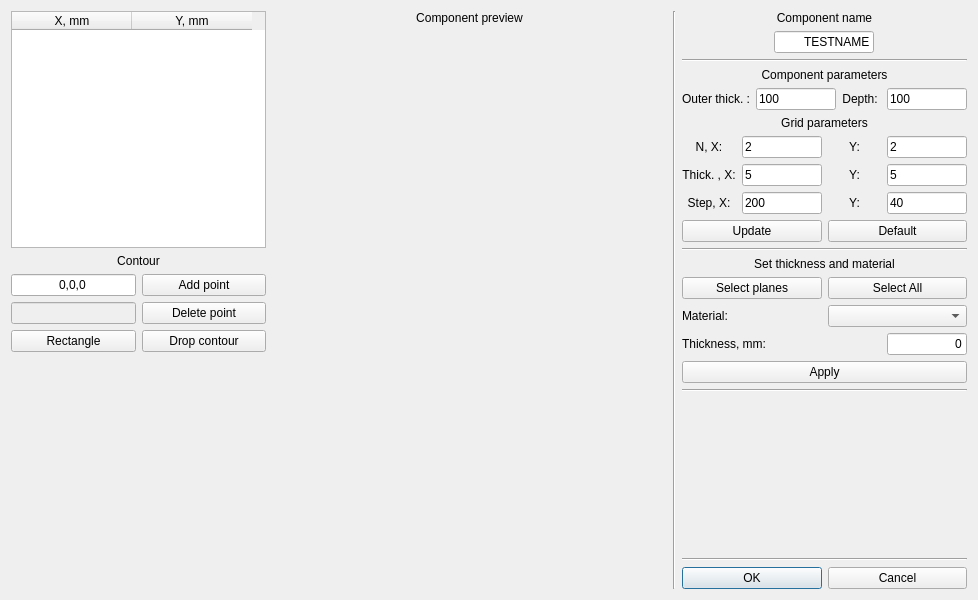
Old version of the form UI/addslat.ui in the repository bakeryproducts/ConstructorM4.
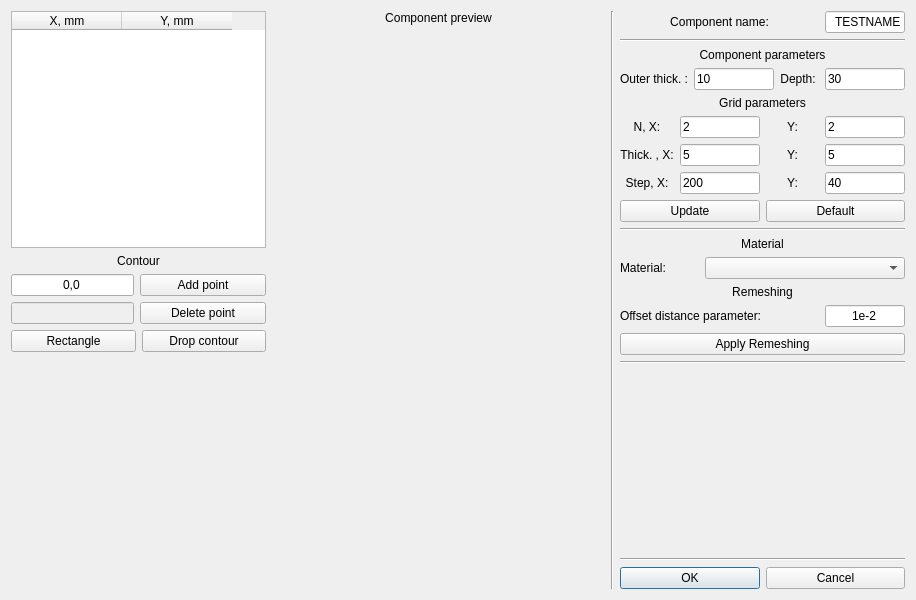
New version of the form. Icons and pictures are not drawn.

Diff of the .ui file:
```diff
--- a/UI/addslat.ui
+++ b/UI/addslat.ui
@@ -6,7 +6,7 @@
    <rect>
     <x>0</x>
     <y>0</y>
-    <width>978</width>
+    <width>916</width>
     <height>600</height>
    </rect>
   </property>
@@ -43,7 +43,7 @@
         </size>
        </property>
        <attribute name="horizontalHeaderDefaultSectionSize">
-        <number>120</number>
+        <number>110</number>
        </attribute>
        <column>
         <property name="text">
@@ -83,8 +83,14 @@
            <verstretch>0</verstretch>
           </sizepolicy>
          </property>
+         <property name="maximumSize">
+          <size>
+           <width>123</width>
+           <height>16777215</height>
+          </size>
+         </property>
          <property name="text">
-          <string>0,0,0</string>
+          <string>0,0</string>
          </property>
          <property name="alignment">
           <set>Qt::AlignCenter</set>
@@ -113,6 +119,12 @@
            <verstretch>0</verstretch>
           </sizepolicy>
          </property>
+         <property name="maximumSize">
+          <size>
+           <width>123</width>
+           <height>16777215</height>
+          </size>
+         </property>
          <property name="alignment">
           <set>Qt::AlignCenter</set>
          </property>
@@ -205,18 +217,18 @@
    </item>
    <item>
     <layout class="QVBoxLayout" name="rightBox">
-     <item>
-      <widget class="QLabel" name="lbl_name">
-       <property name="text">
-        <string>Component name</string>
-       </property>
-       <property name="alignment">
-        <set>Qt::AlignCenter</set>
-       </property>
-      </widget>
-     </item>
      <item>
       <layout class="QHBoxLayout" name="lay_name">
+       <item>
+        <widget class="QLabel" name="lbl_name">
+         <property name="text">
+          <string>Component name:</string>
+         </property>
+         <property name="alignment">
+          <set>Qt::AlignCenter</set>
+         </property>
+        </widget>
+       </item>
        <item>
         <widget class="QLineEdit" name="ln_name">
          <property name="sizePolicy">
@@ -227,7 +239,7 @@
          </property>
          <property name="maximumSize">
           <size>
-           <width>100</width>
+           <width>80</width>
            <height>16777215</height>
           </size>
          </property>
@@ -285,7 +297,7 @@
           </size>
          </property>
          <property name="text">
-          <string>100</string>
+          <string>10</string>
          </property>
         </widget>
        </item>
@@ -314,7 +326,7 @@
           </size>
          </property>
          <property name="text">
-          <string>100</string>
+          <string>30</string>
          </property>
         </widget>
        </item>
@@ -556,31 +568,13 @@
         </sizepolicy>
        </property>
        <property name="text">
-        <string>Set thickness and material</string>
+        <string>Material</string>
        </property>
        <property name="alignment">
         <set>Qt::AlignCenter</set>
        </property>
       </widget>
      </item>
-     <item>
-      <layout class="QHBoxLayout" name="lay_select">
-       <item>
-        <widget class="QPushButton" name="btn_startselect">
-         <property name="text">
-          <string>Select planes</string>
-         </property>
-        </widget>
-       </item>
-       <item>
-        <widget class="QPushButton" name="btn_selectall">
-         <property name="text">
-          <string>Select All</string>
-         </property>
-        </widget>
-       </item>
-      </layout>
-     </item>
      <item>
       <layout class="QHBoxLayout" name="lay_material">
        <item>
@@ -599,32 +593,48 @@
        <item>
         <widget class="QComboBox" name="cmb_material">
          <property name="sizePolicy">
-          <sizepolicy hsizetype="Preferred" vsizetype="Fixed">
+          <sizepolicy hsizetype="Fixed" vsizetype="Fixed">
            <horstretch>0</horstretch>
            <verstretch>0</verstretch>
           </sizepolicy>
          </property>
          <property name="minimumSize">
           <size>
-           <width>130</width>
+           <width>200</width>
            <height>0</height>
           </size>
          </property>
+         <property name="maximumSize">
+          <size>
+           <width>200</width>
+           <height>16777215</height>
+          </size>
+         </property>
         </widget>
        </item>
       </layout>
      </item>
      <item>
-      <layout class="QHBoxLayout" name="lay_thickness">
+      <widget class="QLabel" name="label_12">
+       <property name="text">
+        <string>Remeshing</string>
+       </property>
+       <property name="alignment">
+        <set>Qt::AlignCenter</set>
+       </property>
+      </widget>
+     </item>
+     <item>
+      <layout class="QHBoxLayout" name="horizontalLayout_10">
        <item>
-        <widget class="QLabel" name="lbl_thickness">
+        <widget class="QLabel" name="label_13">
          <property name="text">
-          <string>Thickness, mm:</string>
+          <string>Offset distance parameter:</string>
          </property>
         </widget>
        </item>
        <item>
-        <widget class="QLineEdit" name="ln_thickness">
+        <widget class="QLineEdit" name="ln_remesh">
          <property name="sizePolicy">
           <sizepolicy hsizetype="Minimum" vsizetype="Fixed">
            <horstretch>0</horstretch>
@@ -638,10 +648,10 @@
           </size>
          </property>
          <property name="text">
-          <string>0</string>
+          <string>1e-2</string>
          </property>
          <property name="alignment">
-          <set>Qt::AlignRight|Qt::AlignTrailing|Qt::AlignVCenter</set>
+          <set>Qt::AlignCenter</set>
          </property>
         </widget>
        </item>
@@ -656,7 +666,11 @@
         </sizepolicy>
        </property>
        <property name="text">
-        <string>Apply</string>
+        <string>Apply Remeshing</string>
+       </property>
+       <property name="icon">
+        <iconset resource="Resourses/res.qrc">
+         <normaloff>:/TBicons/ico/clock.ico</normaloff>:/TBicons/ico/clock.ico</iconset>
        </property>
       </widget>
      </item>
```
Left out of the diff: 6 changed lines with no effect on the pictures.
